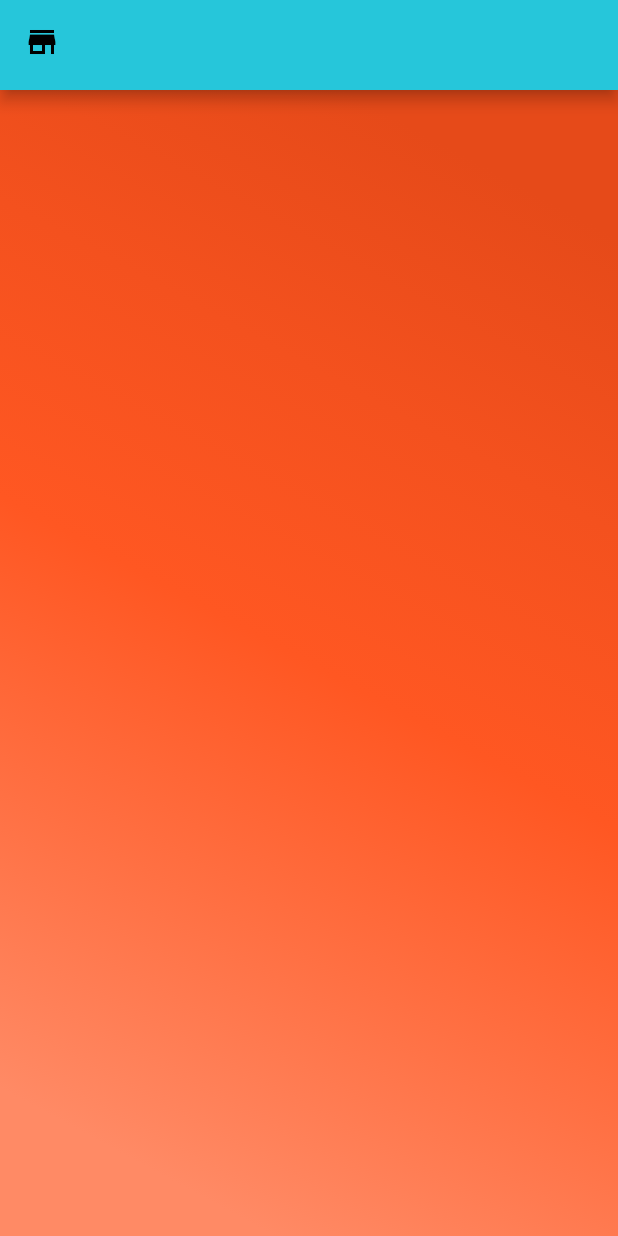
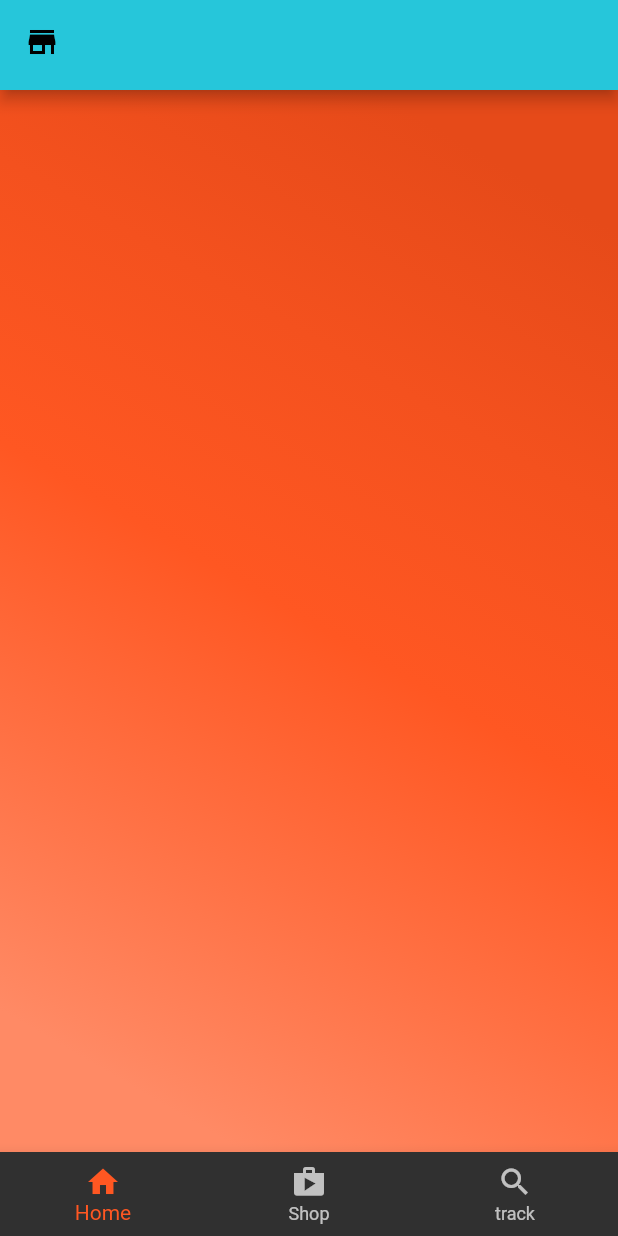
Before and after one commit to chattertechno/ecommerce, a Flutter app: the ProductsPage screen opened by its route, on a phone screen of 412 x 824 dp. Run offline on Flutter 3.47's test engine with Material 2 defaults, Android fonts, the phone set to English and light mode, and no system bars; our stand-ins replace flutter_redux, redux, redux_thunk, shared_preferences; accounts and stored records are empty; statements that could not run were skipped.

Commit message:
added btm nav

```diff
--- a/lib/models/app_state.dart
+++ b/lib/models/app_state.dart
@@ -1,10 +1,12 @@
+import 'package:inauzwa/models/product.dart';
+import 'package:inauzwa/models/user.dart';
 import 'package:meta/meta.dart';
 @immutable
 
 class AppState {
-  final dynamic user;
+  final User user;
 
-  final List<dynamic> products;
+  final List<Product> products;
 
   AppState({ @required this.user, @required this.products });
 
--- /dev/null
+++ b/lib/models/product.dart
@@ -0,0 +1,24 @@
+import 'package:meta/meta.dart';
+
+class Product {
+  String id;
+  String name;
+  String description;
+  num price;
+  Map<String, dynamic> picture;
+
+  Product({ @required this.id, this.description,
+  this.name, this.picture, this.price});
+
+factory Product.fromJson(Map<String, dynamic> json) {
+  return Product(
+    id: json['id'],
+    name: json['name'],
+    description: json['description'],
+    price: json['price'],
+    picture: json['picture']
+  );
+
+}
+
+}
--- a/lib/pages/productspage.dart
+++ b/lib/pages/productspage.dart
@@ -59,12 +59,31 @@ class _ProductsPageState extends State<ProductsPage> {
     ),
   );
 
-
+  int index = 0;
 
   @override
   Widget build(BuildContext context) {
+    final Orientation orientation = MediaQuery.of(context).orientation;
     return Scaffold(
       appBar: _appBar,
+      bottomNavigationBar: new BottomNavigationBar(
+        currentIndex: index,
+        onTap: (int index) { setState(() {
+          this.index = index;
+        });
+        },
+        items: <BottomNavigationBarItem>[
+          new BottomNavigationBarItem(icon: new Icon(Icons.home),
+          title: new Text('Home'),
+          ),
+          new BottomNavigationBarItem(icon: new Icon(Icons.shop),
+          title: Text('Shop',)
+          ),
+          new BottomNavigationBarItem(icon: new Icon(Icons.search),
+          title: Text('track')
+          )
+        ],
+      ),
       body: Container(
         decoration: gradientBackground,
         child: StoreConnector<AppState, AppState>(
@@ -78,7 +97,9 @@ class _ProductsPageState extends State<ProductsPage> {
                   child: GridView.builder(
                     itemCount: state.products.length,
                     gridDelegate: SliverGridDelegateWithFixedCrossAxisCount(
-                      crossAxisCount: 2
+                      crossAxisCount: orientation == Orientation.portrait ? 2 : 3,
+                      crossAxisSpacing: 4.0,
+                      mainAxisSpacing: 4.0,
                     ),
                     itemBuilder: (context, index) => ProductItem(item: state.products[index])
                   ),
--- a/lib/redux/reducers.dart
+++ b/lib/redux/reducers.dart
@@ -1,4 +1,5 @@
 import 'package:inauzwa/models/app_state.dart';
+import 'package:inauzwa/models/product.dart';
 import 'package:inauzwa/models/user.dart';
 import 'package:inauzwa/redux/actions.dart';
 
@@ -17,7 +18,7 @@ User  userReducer(User user, dynamic action) {
   return user;
 }
 
-productsReducer(products, action) {
+List<Product>productsReducer(List<Product >products, dynamic action) {
   if (action is GetProductsAction) {
     return action.products;
   }
```
Also changed, not shown: lib/redux/actions.dart (+9 -3 lines), lib/widgets/products_item.dart (+5 -4 lines).
